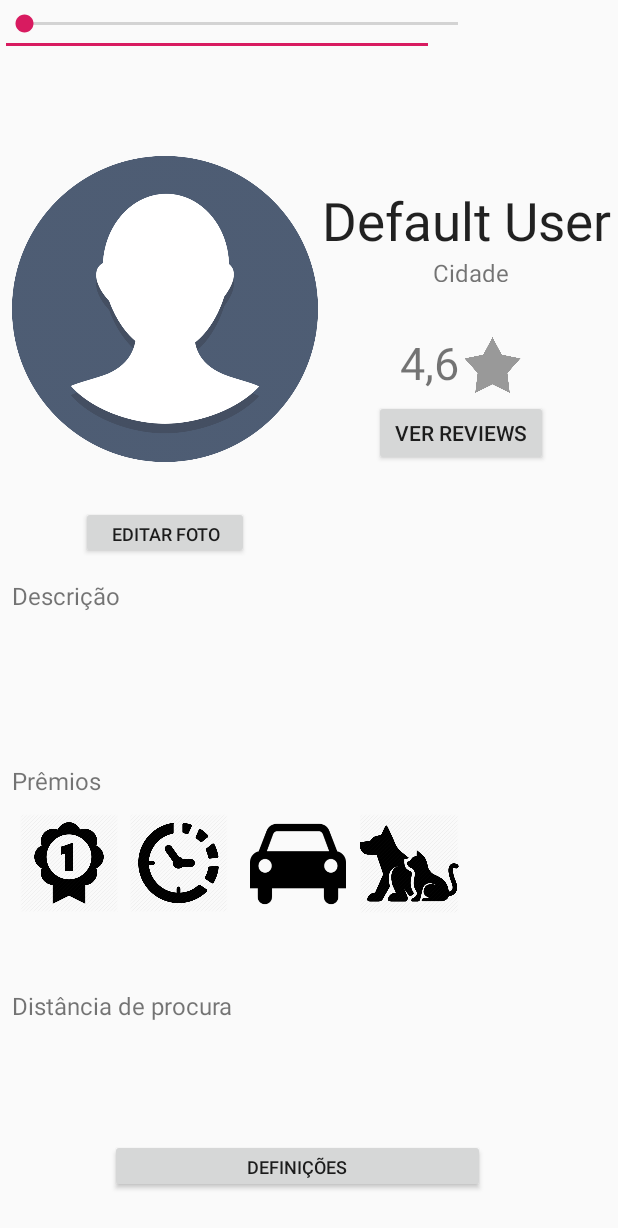
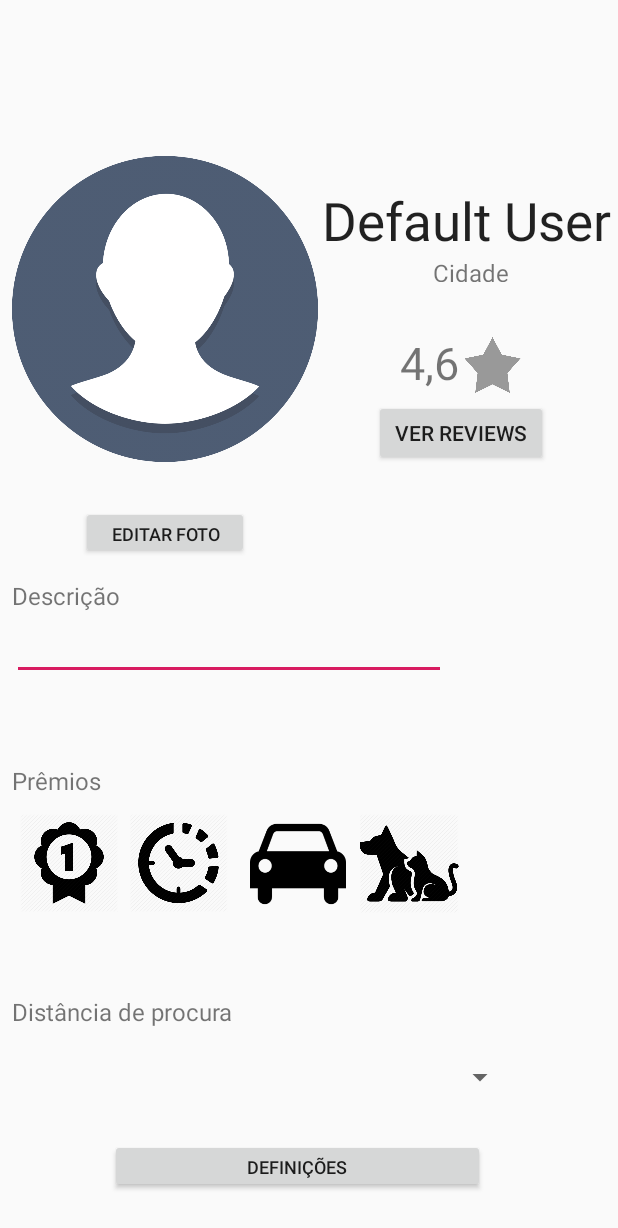
Before and after one commit to Diaj3/Biscates_AndroidApp, an Android app: the layout user_profile.xml on its own in the app's theme, with its tools: preview values and no code run, on a phone screen of 412 x 824 dp. Shown: the top 1228 px of the screen. Run offline under Robolectric (Android 15) with nearby library versions, the phone set to English and light mode, and no system bars.

Commit message:
user activity spinner e btn na main

```diff
--- a/app/src/main/AndroidManifest.xml
+++ b/app/src/main/AndroidManifest.xml
@@ -14,11 +14,11 @@
         <activity android:name=".MainActivity">
             <intent-filter>
                 <action android:name="android.intent.action.MAIN" />
-
                 <category android:name="android.intent.category.LAUNCHER" />
             </intent-filter>
         </activity>
         <activity android:name=".RegisterActivity"></activity>
+        <activity android:name=".UserActivity"></activity>
     </application>
 
 </manifest>
--- a/app/src/main/res/layout/user_profile.xml
+++ b/app/src/main/res/layout/user_profile.xml
@@ -134,8 +134,8 @@
 
     <TextView
         android:id="@+id/distancia_de_procura"
-        android:layout_width="257dp"
-        android:layout_height="27dp"
+        android:layout_width="156dp"
+        android:layout_height="22dp"
         android:layout_marginStart="8dp"
         android:layout_marginLeft="8dp"
         android:layout_marginTop="8dp"
@@ -279,21 +279,34 @@
         app:layout_constraintVertical_bias="0.721"
         app:srcCompat="@drawable/pets" />
 
-    <SeekBar
-        android:id="@+id/seekBar3"
-        android:layout_width="321dp"
-        android:layout_height="32dp"
-        tools:layout_editor_absoluteX="8dp"
-        tools:layout_editor_absoluteY="609dp" />
-
     <EditText
         android:id="@+id/editText2"
         android:layout_width="289dp"
         android:layout_height="37dp"
+        android:layout_marginStart="8dp"
+        android:layout_marginLeft="8dp"
+        android:layout_marginTop="8dp"
+        android:layout_marginEnd="8dp"
+        android:layout_marginRight="8dp"
+        android:layout_marginBottom="8dp"
         android:ems="10"
         android:gravity="start|top"
         android:inputType="textMultiLine"
-        tools:layout_editor_absoluteX="8dp"
-        tools:layout_editor_absoluteY="367dp" />
+        app:layout_constraintBottom_toBottomOf="parent"
+        app:layout_constraintEnd_toEndOf="parent"
+        app:layout_constraintHorizontal_bias="0.0"
+        app:layout_constraintStart_toStartOf="parent"
+        app:layout_constraintTop_toTopOf="parent"
+        app:layout_constraintVertical_bias="0.529" />
+
+    <Spinner
+        android:id="@+id/spinner_cidades"
+        android:layout_width="272dp"
+        android:layout_height="33dp"
+        android:layout_marginTop="16dp"
+        android:layout_marginEnd="68dp"
+        android:layout_marginRight="68dp"
+        app:layout_constraintEnd_toEndOf="parent"
+        app:layout_constraintTop_toBottomOf="@+id/distancia_de_procura" />
 
 </android.support.constraint.ConstraintLayout>
```
Also changed, not shown: app/src/main/java/com/example/biscates/HomeActivity.java (+13 -0 lines), app/src/main/java/com/example/biscates/UserActivity.java (added, +27 -0 lines), app/src/main/res/layout/activity_home.xml (+15 -1 lines), app/src/main/res/values/strings.xml (+19 -0 lines).
